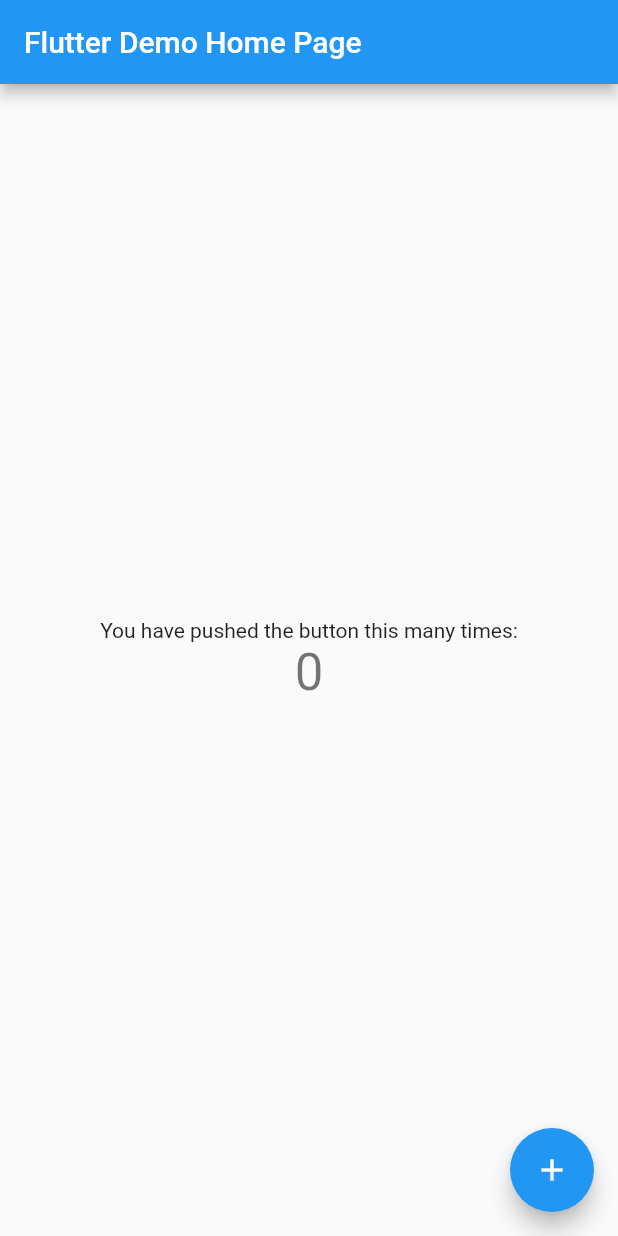
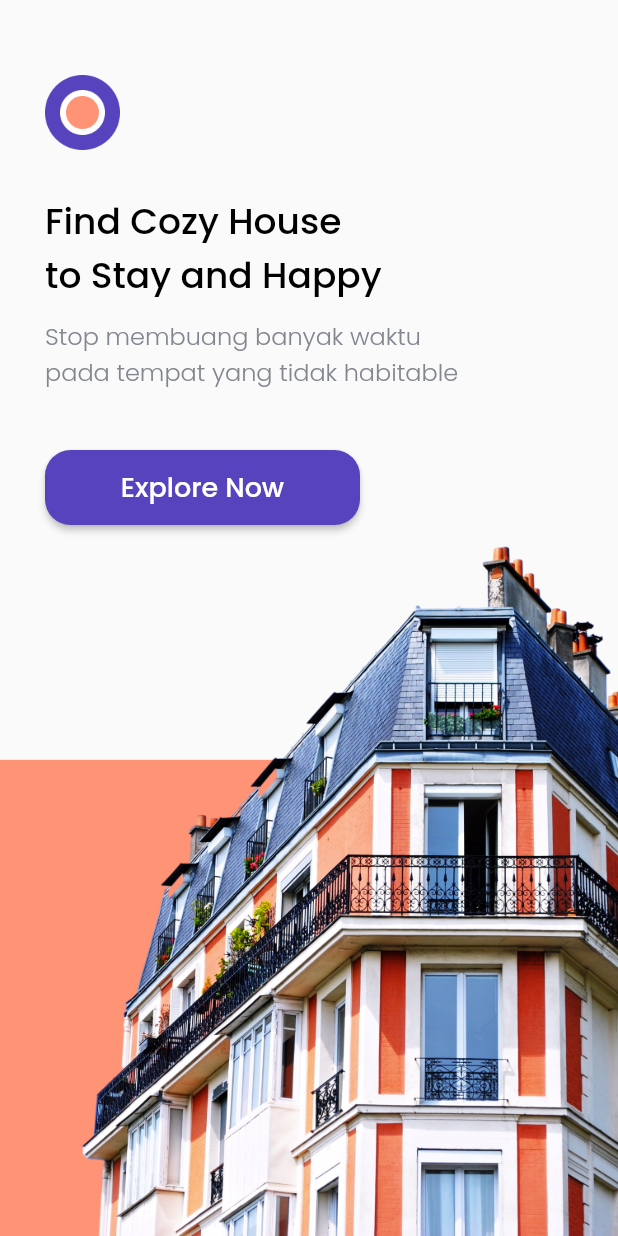
Before and after one commit to ferhatmuhamad/cozy_app, a Flutter app: the screen it shows after launch, on a phone screen of 412 x 824 dp. Run offline on Flutter 3.47's test engine with Material 2 defaults, Android fonts, the phone set to English and light mode, and no system bars; our stand-ins replace google_fonts.

Commit message:
💄 Update UI Splash Page, Home Page

```diff
--- a/lib/main.dart
+++ b/lib/main.dart
@@ -1,3 +1,4 @@
+import 'package:cozy_app/pages/splash_page.dart';
 import 'package:flutter/material.dart';
 
 void main() {
@@ -7,109 +8,11 @@ void main() {
 class MyApp extends StatelessWidget {
   const MyApp({Key? key}) : super(key: key);
 
-  // This widget is the root of your application.
   @override
   Widget build(BuildContext context) {
     return MaterialApp(
-      title: 'Flutter Demo',
-      theme: ThemeData(
-        // This is the theme of your application.
-        //
-        // Try running your application with "flutter run". You'll see the
-        // application has a blue toolbar. Then, without quitting the app, try
-        // changing the primarySwatch below to Colors.green and then invoke
-        // "hot reload" (press "r" in the console where you ran "flutter run",
-        // or simply save your changes to "hot reload" in a Flutter IDE).
-        // Notice that the counter didn't reset back to zero; the application
-        // is not restarted.
-        primarySwatch: Colors.blue,
-      ),
-      home: const MyHomePage(title: 'Flutter Demo Home Page'),
+      debugShowCheckedModeBanner: false,
+      home: SplashPage(),
     );
   }
 }
-
-class MyHomePage extends StatefulWidget {
-  const MyHomePage({Key? key, required this.title}) : super(key: key);
-
-  // This widget is the home page of your application. It is stateful, meaning
-  // that it has a State object (defined below) that contains fields that affect
-  // how it looks.
-
-  // This class is the configuration for the state. It holds the values (in this
-  // case the title) provided by the parent (in this case the App widget) and
-  // used by the build method of the State. Fields in a Widget subclass are
-  // always marked "final".
-
-  final String title;
-
-  @override
-  State<MyHomePage> createState() => _MyHomePageState();
-}
-
-class _MyHomePageState extends State<MyHomePage> {
-  int _counter = 0;
-
-  void _incrementCounter() {
-    setState(() {
-      // This call to setState tells the Flutter framework that something has
-      // changed in this State, which causes it to rerun the build method below
-      // so that the display can reflect the updated values. If we changed
-      // _counter without calling setState(), then the build method would not be
-      // called again, and so nothing would appear to happen.
-      _counter++;
-    });
-  }
-
-  @override
-  Widget build(BuildContext context) {
-    // This method is rerun every time setState is called, for instance as done
-    // by the _incrementCounter method above.
-    //
-    // The Flutter framework has been optimized to make rerunning build methods
-    // fast, so that you can just rebuild anything that needs updating rather
-    // than having to individually change instances of widgets.
-    return Scaffold(
-      appBar: AppBar(
-        // Here we take the value from the MyHomePage object that was created by
-        // the App.build method, and use it to set our appbar title.
-        title: Text(widget.title),
-      ),
-      body: Center(
-        // Center is a layout widget. It takes a single child and positions it
-        // in the middle of the parent.
-        child: Column(
-          // Column is also a layout widget. It takes a list of children and
-          // arranges them vertically. By default, it sizes itself to fit its
-          // children horizontally, and tries to be as tall as its parent.
-          //
-          // Invoke "debug painting" (press "p" in the console, choose the
-          // "Toggle Debug Paint" action from the Flutter Inspector in Android
-          // Studio, or the "Toggle Debug Paint" command in Visual Studio Code)
-          // to see the wireframe for each widget.
-          //
-          // Column has various properties to control how it sizes itself and
-          // how it positions its children. Here we use mainAxisAlignment to
-          // center the children vertically; the main axis here is the vertical
-          // axis because Columns are vertical (the cross axis would be
-          // horizontal).
-          mainAxisAlignment: MainAxisAlignment.center,
-          children: <Widget>[
-            const Text(
-              'You have pushed the button this many times:',
-            ),
-            Text(
-              '$_counter',
-              style: Theme.of(context).textTheme.headline4,
-            ),
-          ],
-        ),
-      ),
-      floatingActionButton: FloatingActionButton(
-        onPressed: _incrementCounter,
-        tooltip: 'Increment',
-        child: const Icon(Icons.add),
-      ), // This trailing comma makes auto-formatting nicer for build methods.
-    );
-  }
-}
--- a/lib/pages/splash_page.dart
+++ b/lib/pages/splash_page.dart
@@ -0,0 +1,85 @@
+import 'package:cozy_app/pages/home_page.dart';
+import 'package:cozy_app/theme.dart';
+import 'package:flutter/material.dart';
+
+class SplashPage extends StatelessWidget {
+  const SplashPage({Key? key}) : super(key: key);
+
+  @override
+  Widget build(BuildContext context) {
+    return Scaffold(
+      body: SafeArea(
+        bottom: false,
+        child: Stack(
+          children: [
+            Align(
+              alignment: Alignment.bottomCenter,
+              child: Image.asset('assets/images/splash_page.png'),
+            ),
+            Padding(
+              padding: const EdgeInsets.only(
+                top: 50,
+                left: 30,
+              ),
+              child: Column(
+                crossAxisAlignment: CrossAxisAlignment.start,
+                children: [
+                  Container(
+                    height: 50,
+                    width: 50,
+                    decoration: const BoxDecoration(
+                      image: DecorationImage(
+                        image: AssetImage('assets/images/logo.png'),
+                      ),
+                    ),
+                  ),
+                  const SizedBox(height: 30),
+                  Text(
+                    'Find Cozy House\nto Stay and Happy',
+                    style: blackTextStyle.copyWith(
+                      fontSize: 24,
+                    ),
+                  ),
+                  const SizedBox(height: 10),
+                  Text(
+                    'Stop membuang banyak waktu\npada tempat yang tidak habitable',
+                    style: greyTextStyle.copyWith(
+                      fontSize: 16,
+                    ),
+                  ),
+                  const SizedBox(height: 40),
+                  Container(
+                    width: 210,
+                    height: 50,
+                    child: ElevatedButton(
+                      onPressed: () {
+                        Navigator.push(
+                          context,
+                          MaterialPageRoute(
+                            builder: (context) => HomePage(),
+                          ),
+                        );
+                      },
+                      style: ElevatedButton.styleFrom(
+                        primary: purpleColor,
+                        shape: RoundedRectangleBorder(
+                          borderRadius: BorderRadius.circular(17),
+                        ),
+                      ),
+                      child: Text(
+                        'Explore Now',
+                        style: whiteTextStyle.copyWith(
+                          fontSize: 18,
+                        ),
+                      ),
+                    ),
+                  ),
+                ],
+              ),
+            ),
+          ],
+        ),
+      ),
+    );
+  }
+}
--- a/pubspec.yaml
+++ b/pubspec.yaml
@@ -51,9 +51,9 @@ flutter:
   # the material Icons class.
   uses-material-design: true
   # To add assets to your application, add an assets section, like this:
-  # assets:
-  #   - images/a_dot_burr.jpeg
-  #   - images/a_dot_ham.jpeg
+  assets:
+    - assets/images/
+    - assets/icons/
   # An image asset can refer to one or more resolution-specific "variants", see
   # https://flutter.dev/assets-and-images/#resolution-aware
   # For details regarding adding assets from package dependencies, see
```
Also changed, not shown: lib/models/city.dart (added, +14 -0 lines), lib/pages/home_page.dart (added, +83 -0 lines), lib/theme.dart (+8 -1 lines), lib/widgets/city_card.dart (added, +62 -0 lines), assets/city1.png (added), 3 other files.
